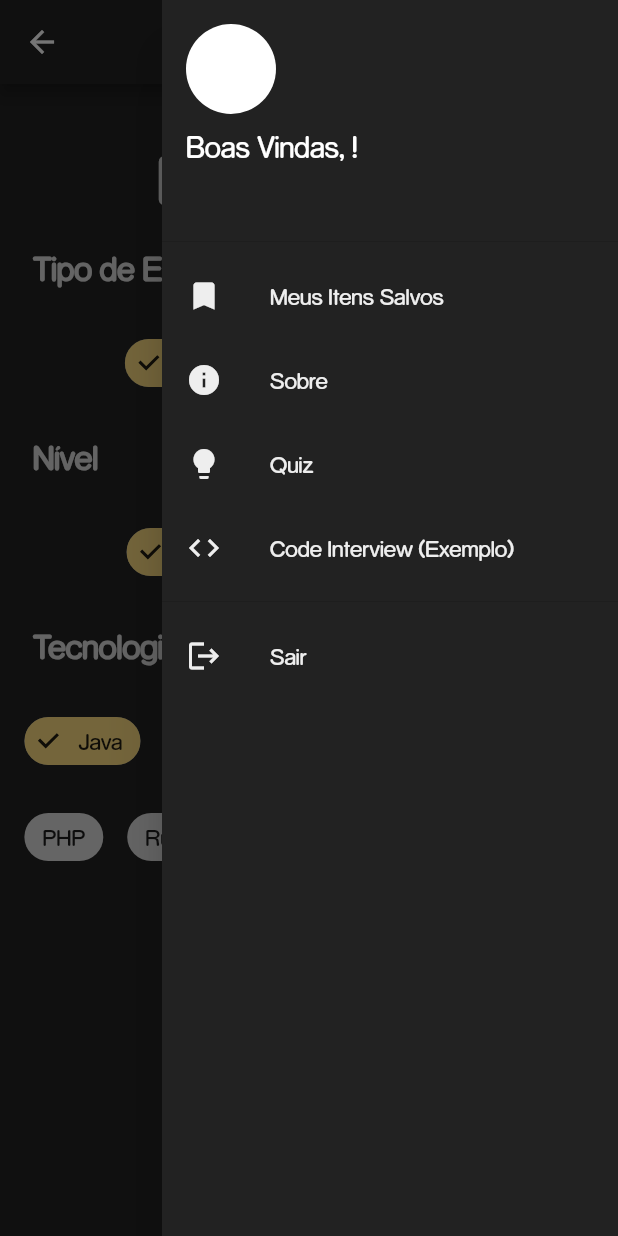
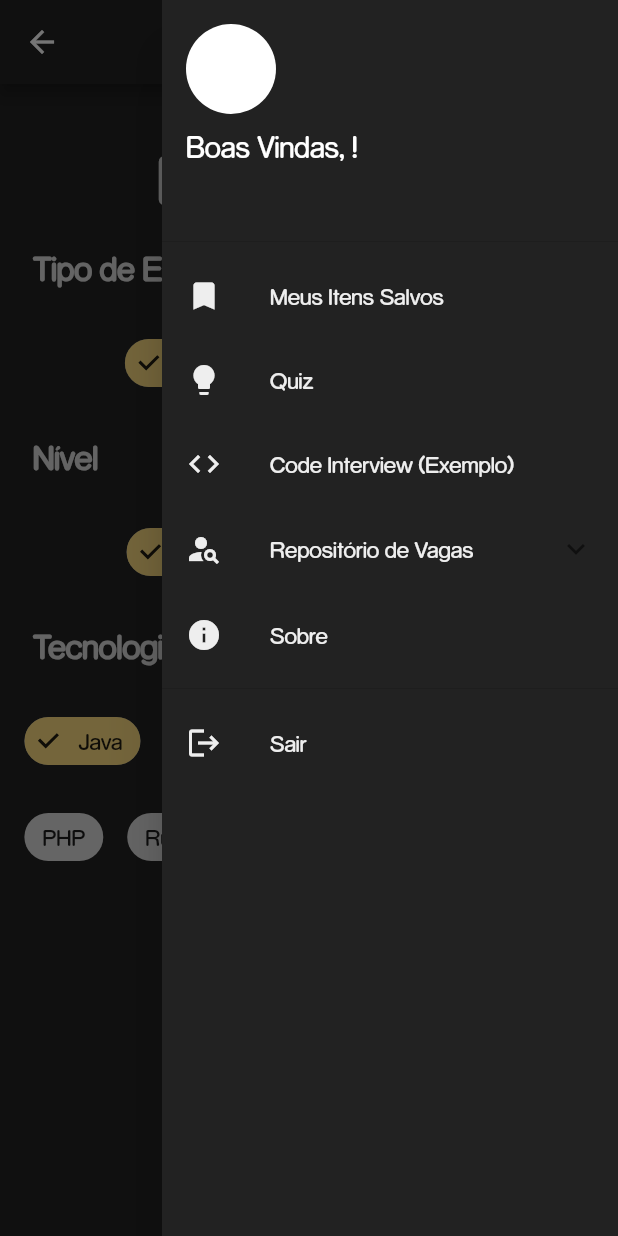
Before and after one commit to sdfadigas/app_tinterview, a Flutter app: the Filtro_BackEnd screen opened directly, with the side drawer open, on a phone screen of 412 x 824 dp. Run offline on Flutter 3.47's test engine with Material 2 defaults, Android fonts, the phone set to English and light mode, and no system bars; our stand-ins replace cloud_firestore, firebase_auth, firebase_core, flutter_highlight, flutter_signin_button, google_mobile_ads and 3 more; accounts and stored records are empty; network calls fail.

Commit message:
add pagina de Vagas e att Pagina Sobre

```diff
--- a/lib/controllers/CustomDrawer.dart
+++ b/lib/controllers/CustomDrawer.dart
@@ -8,6 +8,7 @@ import 'package:app_tinterview/viewers/ItensSalvosPage.dart';
 import 'package:app_tinterview/viewers/QuizPage.dart';
 import 'package:provider/provider.dart';
 
+import '../viewers/VagasPage.dart';
 import '../viewers/codeteste.dart';
 
 class CustomDrawer extends StatefulWidget {
@@ -76,14 +77,6 @@ class _CustomDrawerState extends State<CustomDrawer> {
             },
           ),
           ListTile(
-            leading: const Icon(Icons.info, color: Color(0xFFeeeeee)),
-            title:
-                const Text('Sobre', style: TextStyle(color: Color(0xFFeeeeee))),
-            onTap: () {
-              Navigator.pushNamed(context, ConstantsRoute.ABOUT);
-            },
-          ),
-          ListTile(
             leading: const Icon(Icons.lightbulb, color: Color(0xFFeeeeee)),
             title:
                 const Text('Quiz', style: TextStyle(color: Color(0xFFeeeeee))),
@@ -101,6 +94,55 @@ class _CustomDrawerState extends State<CustomDrawer> {
                   MaterialPageRoute(builder: (context) => CodeInterviewPage()));
             },
           ),
+          ExpansionTile(
+            leading: const Icon(Icons.person_search, color: Color(0xFFeeeeee)),
+            title: const Text('Repositório de Vagas',
+                style: TextStyle(color: Color(0xFFeeeeee))),
+            children: [
+              Container(
+                margin: EdgeInsets.only(left: 10.0),
+                child: ListTile(
+                  title: const Text('FrontEnd'),
+                  textColor: Colors.white,
+                  onTap: () {
+                    Navigator.push(
+                      context,
+                      MaterialPageRoute(
+                        builder: (context) => VagasPage(
+                          url: 'https://github.com/frontendbr/vagas/issues',
+                        ),
+                      ),
+                    );
+                  },
+                ),
+              ),
+              Container(
+                margin: EdgeInsets.only(left: 10.0),
+                child: ListTile(
+                  title: const Text('BackEnd'),
+                  textColor: Colors.white,
+                  onTap: () {
+                    Navigator.push(
+                      context,
+                      MaterialPageRoute(
+                        builder: (context) => VagasPage(
+                          url: 'https://github.com/backend-br/vagas/issues',
+                        ),
+                      ),
+                    );
+                  },
+                ),
+              ),
+            ],
+          ),
+          ListTile(
+            leading: const Icon(Icons.info, color: Color(0xFFeeeeee)),
+            title:
+                const Text('Sobre', style: TextStyle(color: Color(0xFFeeeeee))),
+            onTap: () {
+              Navigator.pushNamed(context, ConstantsRoute.ABOUT);
+            },
+          ),
           const Divider(),
           ListTile(
             leading: const Icon(Icons.logout, color: Color(0xFFeeeeee)),
--- a/lib/viewers/codeteste.dart
+++ b/lib/viewers/codeteste.dart
@@ -2,8 +2,6 @@ import 'package:app_tinterview/viewers/widgets/appbar.dart';
 import 'package:flutter/material.dart';
 import 'package:flutter_highlight/flutter_highlight.dart';
 import 'package:flutter_highlight/themes/a11y-dark.dart';
-import 'package:flutter_highlight/themes/atom-one-light.dart';
-import 'package:flutter_highlight/themes/dark.dart';
 
 class CodeInterviewPage extends StatelessWidget {
   final String code = '''
--- a/pubspec.yaml
+++ b/pubspec.yaml
@@ -51,8 +51,8 @@ dependencies:
   firebase_database: ^10.1.2
   database: ^0.4.0
   provider: ^6.0.0
-  highlight: ^0.7.0
   flutter_highlight: ^0.7.0
+  webview_flutter: ^4.2.2
 
 dev_dependencies:
   flutter_test:
```
Also changed, not shown: lib/viewers/AboutPage.dart (+25 -17 lines), lib/viewers/VagasPage.dart (added, +78 -0 lines), pubspec.lock.
